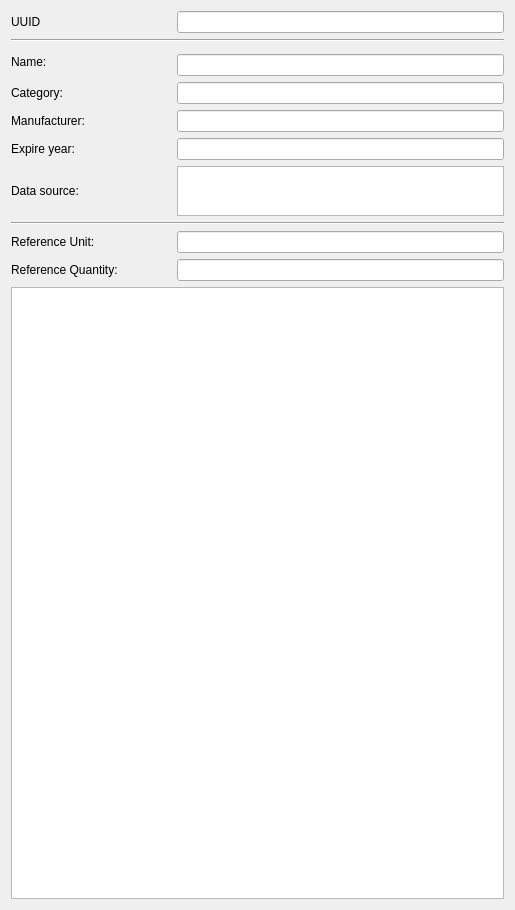
First picture: the form in SIM-VICUS/src/SVDBEpdEditWidget.ui, repository ghorwin/SIM-VICUS, before the edit.
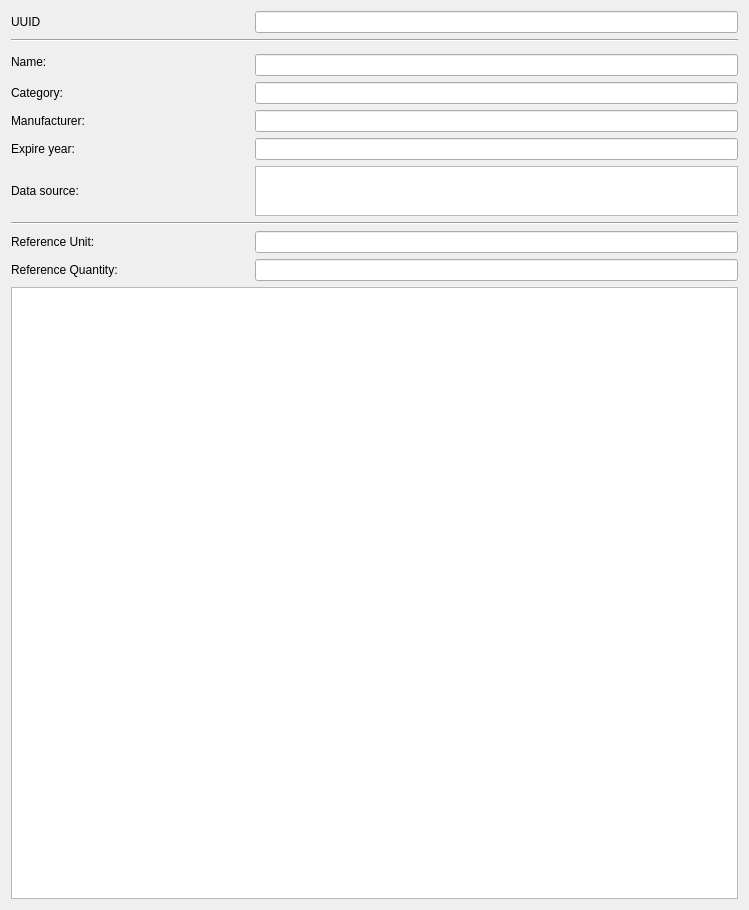
Second picture: the form after the edit. Custom widgets are drawn as their Qt base class.

Commit message: Started implementing Epd Modification functions

Diff of the .ui file:
```diff
--- a/SIM-VICUS/src/SVDBEpdEditWidget.ui
+++ b/SIM-VICUS/src/SVDBEpdEditWidget.ui
@@ -6,7 +6,7 @@
    <rect>
     <x>0</x>
     <y>0</y>
-    <width>515</width>
+    <width>749</width>
     <height>910</height>
    </rect>
   </property>
```
The commit also changes 2 other files.
